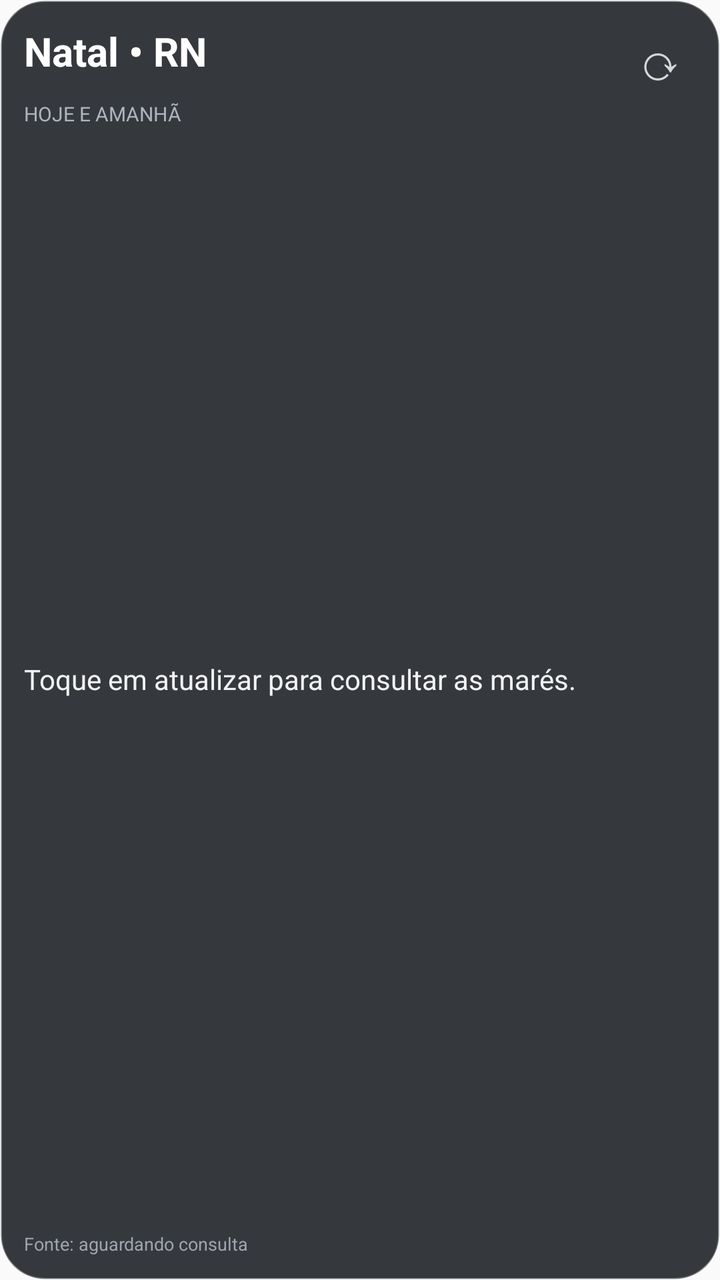
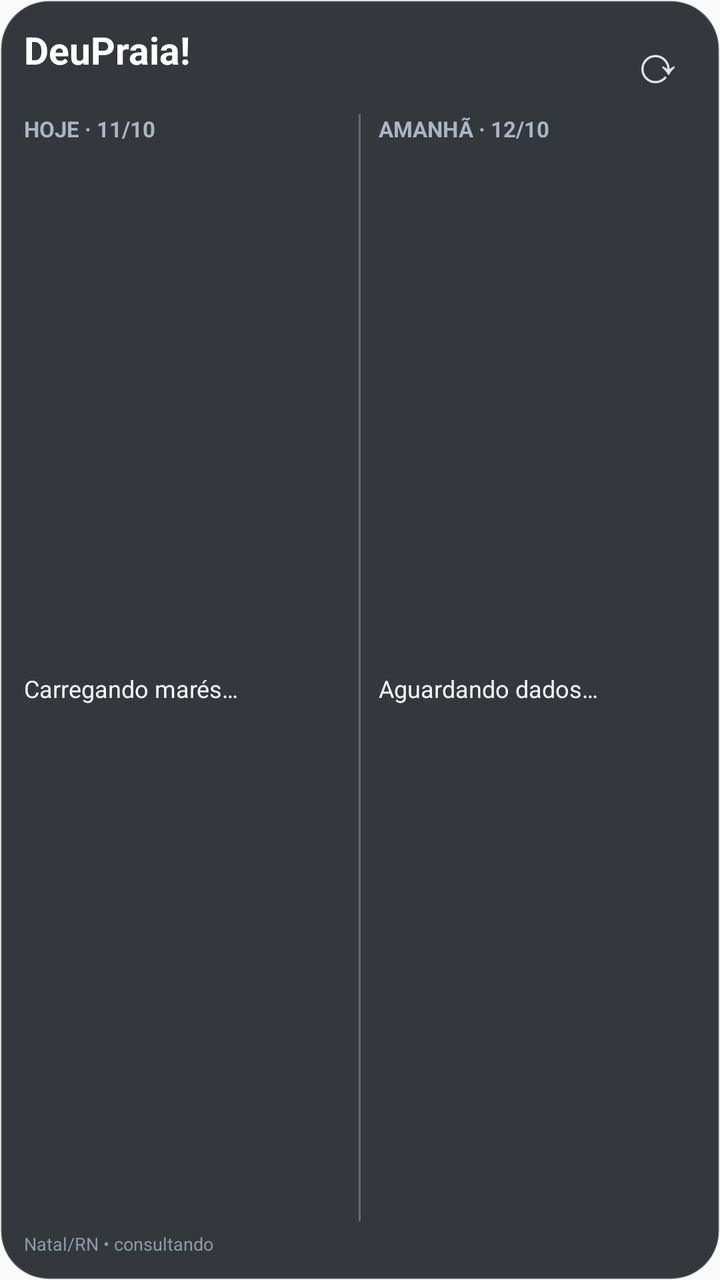

The first picture is an Android layout as it rendered before a commit; the second is the same layout after the commit. The layout source and the unified diff follow.
<!-- AndroidManifest.xml: application theme android:Theme.Material.Light.NoActionBar -->
<!-- res/layout/tide_widget.xml -->
<LinearLayout xmlns:android="http://schemas.android.com/apk/res/android"
    android:layout_width="match_parent"
    android:layout_height="match_parent"
    android:orientation="vertical"
    android:padding="12dp"
    android:background="@drawable/widget_panel">
    <RelativeLayout
        android:layout_width="match_parent"
        android:layout_height="wrap_content">
        <TextView android:id="@+id/title" android:layout_width="wrap_content"
            android:layout_height="wrap_content" android:text="Natal • RN"
            android:textColor="#FFFFFF" android:textSize="20sp" android:textStyle="bold"/>
        <TextView android:id="@+id/refresh" android:layout_width="36dp"
            android:layout_height="36dp" android:layout_alignParentEnd="true"
            android:gravity="center" android:text="⟳" android:textSize="25sp"
            android:textColor="#D8D8D8" android:contentDescription="Atualizar marés"/>
    </RelativeLayout>
    <TextView android:id="@+id/date_label" android:layout_width="match_parent"
        android:layout_height="wrap_content" android:text="HOJE E AMANHÃ"
        android:textColor="#AEB4BE" android:textSize="10sp" android:paddingTop="2dp"/>
    <TextView android:id="@+id/tide_rows" android:layout_width="match_parent"
        android:layout_height="0dp" android:layout_weight="1"
        android:gravity="center_vertical" android:text="Toque em atualizar para consultar as marés."
        android:textColor="#F2F2F2" android:textSize="14sp" android:lineSpacingExtra="5dp"/>
    <TextView android:id="@+id/status" android:layout_width="match_parent"
        android:layout_height="wrap_content" android:text="Fonte: aguardando consulta"
        android:textColor="#9FA4AD" android:textSize="9sp"/>
</LinearLayout>
<!-- resources referenced by this layout -->
<resources>
  <!-- drawable widget_panel (drawable) -->
  <shape xmlns:android="http://schemas.android.com/apk/res/android" android:shape="rectangle">
      <solid android:color="#E621242A"/>
      <corners android:radius="22dp"/>
      <stroke android:width="1dp" android:color="#55FFFFFF"/>
  </shape>
</resources>

<!-- the commit's change to res/layout/tide_widget.xml (unified diff, before → after) -->
@@ -4,25 +4,103 @@
     android:orientation="vertical"
     android:padding="12dp"
     android:background="@drawable/widget_panel">
+
     <RelativeLayout
         android:layout_width="match_parent"
-        android:layout_height="wrap_content">
-        <TextView android:id="@+id/title" android:layout_width="wrap_content"
-            android:layout_height="wrap_content" android:text="Natal • RN"
-            android:textColor="#FFFFFF" android:textSize="20sp" android:textStyle="bold"/>
-        <TextView android:id="@+id/refresh" android:layout_width="36dp"
-            android:layout_height="36dp" android:layout_alignParentEnd="true"
-            android:gravity="center" android:text="⟳" android:textSize="25sp"
-            android:textColor="#D8D8D8" android:contentDescription="Atualizar marés"/>
+        android:layout_height="wrap_content"
+        android:paddingBottom="7dp">
+        <TextView
+            android:id="@+id/title"
+            android:layout_width="wrap_content"
+            android:layout_height="wrap_content"
+            android:text="DeuPraia!"
+            android:textColor="#FFFFFF"
+            android:textSize="19sp"
+            android:textStyle="bold"/>
+        <TextView
+            android:id="@+id/refresh"
+            android:layout_width="38dp"
+            android:layout_height="38dp"
+            android:layout_alignParentEnd="true"
+            android:gravity="center"
+            android:text="⟳"
+            android:textSize="26sp"
+            android:textColor="#DDE4EE"
+            android:contentDescription="Atualizar marés"/>
     </RelativeLayout>
-    <TextView android:id="@+id/date_label" android:layout_width="match_parent"
-        android:layout_height="wrap_content" android:text="HOJE E AMANHÃ"
-        android:textColor="#AEB4BE" android:textSize="10sp" android:paddingTop="2dp"/>
-    <TextView android:id="@+id/tide_rows" android:layout_width="match_parent"
-        android:layout_height="0dp" android:layout_weight="1"
-        android:gravity="center_vertical" android:text="Toque em atualizar para consultar as marés."
-        android:textColor="#F2F2F2" android:textSize="14sp" android:lineSpacingExtra="5dp"/>
-    <TextView android:id="@+id/status" android:layout_width="match_parent"
-        android:layout_height="wrap_content" android:text="Fonte: aguardando consulta"
-        android:textColor="#9FA4AD" android:textSize="9sp"/>
+
+    <LinearLayout
+        android:layout_width="match_parent"
+        android:layout_height="0dp"
+        android:layout_weight="1"
+        android:orientation="horizontal">
+
+        <LinearLayout
+            android:layout_width="0dp"
+            android:layout_height="match_parent"
+            android:layout_weight="1"
+            android:orientation="vertical"
+            android:paddingEnd="7dp">
+            <TextView
+                android:id="@+id/today_heading"
+                android:layout_width="match_parent"
+                android:layout_height="wrap_content"
+                android:text="HOJE · 11/10"
+                android:textColor="#AAB5C5"
+                android:textSize="11sp"
+                android:textStyle="bold"
+                android:paddingBottom="6dp"/>
+            <TextView
+                android:id="@+id/today_rows"
+                android:layout_width="match_parent"
+                android:layout_height="0dp"
+                android:layout_weight="1"
+                android:gravity="center_vertical"
+                android:text="Carregando marés…"
+                android:textColor="#F4F6FA"
+                android:textSize="12sp"
+                android:lineSpacingExtra="4dp"/>
+        </LinearLayout>
+
+        <View
+            android:layout_width="1dp"
+            android:layout_height="match_parent"
+            android:background="#40FFFFFF"/>
+
+        <LinearLayout
+            android:layout_width="0dp"
+            android:layout_height="match_parent"
+            android:layout_weight="1"
+            android:orientation="vertical"
+            android:paddingStart="9dp">
+            <TextView
+                android:id="@+id/tomorrow_heading"
+                android:layout_width="match_parent"
+                android:layout_height="wrap_content"
+                android:text="AMANHÃ · 12/10"
+                android:textColor="#AAB5C5"
+                android:textSize="11sp"
+                android:textStyle="bold"
+                android:paddingBottom="6dp"/>
+            <TextView
+                android:id="@+id/tomorrow_rows"
+                android:layout_width="match_parent"
+                android:layout_height="0dp"
+                android:layout_weight="1"
+                android:gravity="center_vertical"
+                android:text="Aguardando dados…"
+                android:textColor="#F4F6FA"
+                android:textSize="12sp"
+                android:lineSpacingExtra="4dp"/>
+        </LinearLayout>
+    </LinearLayout>
+
+    <TextView
+        android:id="@+id/status"
+        android:layout_width="match_parent"
+        android:layout_height="wrap_content"
+        android:paddingTop="5dp"
+        android:text="Natal/RN • consultando"
+        android:textColor="#8F9AAA"
+        android:textSize="9sp"/>
 </LinearLayout>
<!-- resource entries referenced after the edit -->
@@ -2,9 +2,9 @@
 <resources>
   <!-- drawable widget_panel (drawable) -->
   <shape xmlns:android="http://schemas.android.com/apk/res/android" android:shape="rectangle">
-      <solid android:color="#E621242A"/>
-      <corners android:radius="22dp"/>
-      <stroke android:width="1dp" android:color="#55FFFFFF"/>
+      <solid android:color="#E6202329"/>
+      <corners android:radius="24dp"/>
+      <stroke android:width="1dp" android:color="#38FFFFFF"/>
   </shape>
 </resources>
 
